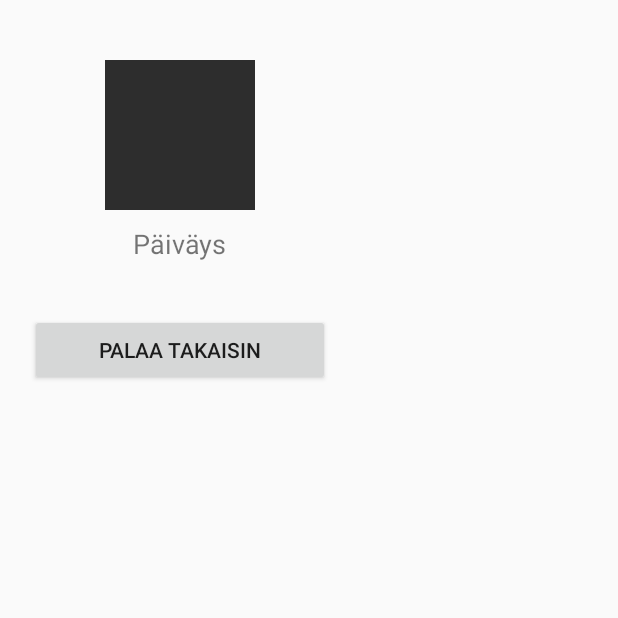
After one commit to Malitsu/projectparsta, an Android app: the CardItemContentsActivity screen opened directly, with no data from a screen before it, on a phone screen of 412 x 824 dp, the top half of it. The commit adds this screen. Run offline under Robolectric (Android 15) with nearby library versions, the phone set to English and light mode, and no system bars; 2 statements that could not run were skipped.

Commit message:
Add card view and card item for Achievements.

```diff
--- a/app/src/main/AndroidManifest.xml
+++ b/app/src/main/AndroidManifest.xml
@@ -19,6 +19,7 @@
         <activity android:name=".AchievementActivity"/>
         <activity android:name=".Game"/>
         <activity android:name=".AnswerResultActivity"/>
+        <activity android:name=".CardItemContentsActivity"/>
     </application>
 
 </manifest>
--- /dev/null
+++ b/app/src/main/java/fi/tuni/parsta/CardItemContentsActivity.java
@@ -0,0 +1,50 @@
+package fi.tuni.parsta;
+
+import android.content.Intent;
+import android.media.MediaPlayer;
+import android.media.MediaRecorder;
+import android.net.Uri;
+import android.os.Bundle;
+import android.util.Log;
+import android.view.View;
+import android.widget.Button;
+import android.widget.ImageView;
+import android.widget.TextView;
+import android.widget.Toast;
+
+import java.io.File;
+import java.io.IOException;
+
+import androidx.appcompat.app.AppCompatActivity;
+
+public class CardItemContentsActivity extends AppCompatActivity {
+
+    private TextView tvDesc;
+    private ImageView img;
+    String description;
+    private Intent intent;
+
+    @Override
+    protected void onCreate(Bundle savedInstanceState) {
+        super.onCreate(savedInstanceState);
+        setContentView(R.layout.activity_card_item_contents);
+        tvDesc = (TextView) findViewById(R.id.txtdesc);
+        img = (ImageView) findViewById(R.id.itemthumbnail);
+
+        intent = getIntent();
+        description = intent.getExtras().getString("fi.tuni.parsta.achievementDesc");
+
+        tvDesc.setText(description);
+    }
+
+    @Override
+    public void onStart() {
+        super.onStart();
+
+        String imgString = getIntent().getExtras().getString("fi.tuni.parsta.achievementIcon");
+        if(imgString != null){
+            int resID = this.getResources().getIdentifier(imgString , "drawable", this.getPackageName());
+            img.setImageResource(resID);
+        }
+    }
+}
--- /dev/null
+++ b/app/src/main/res/layout/activity_card_item_contents.xml
@@ -0,0 +1,58 @@
+<?xml version="1.0" encoding="utf-8"?>
+<LinearLayout xmlns:android="http://schemas.android.com/apk/res/android"
+    xmlns:app="http://schemas.android.com/apk/res-auto"
+    xmlns:tools="http://schemas.android.com/tools"
+    android:layout_width="match_parent"
+    android:layout_height="match_parent"
+    tools:context=".CardItemContentsActivity">
+
+    <androidx.core.widget.NestedScrollView
+        android:layout_width="wrap_content"
+        android:layout_height="wrap_content"
+        android:layout_margin="10dp"
+        android:padding="10dp">
+
+        <LinearLayout
+            android:layout_width="match_parent"
+            android:layout_height="match_parent"
+            android:gravity="center"
+            android:orientation="vertical">
+
+            <ImageView
+                android:layout_width="100dp"
+                android:layout_height="100dp"
+                android:layout_marginTop="20dp"
+                android:layout_marginLeft="50dp"
+                android:layout_marginRight="50dp"
+                android:background="#2d2d2d"
+                android:id="@+id/itemthumbnail"
+                android:scaleType="centerCrop"/>
+
+            <TextView
+                android:id="@+id/date"
+                android:textSize="18dp"
+                android:layout_marginTop="10dp"
+                android:layout_width="wrap_content"
+                android:layout_height="wrap_content"
+                android:text="Päiväys"/>
+
+            <TextView
+                android:id="@+id/txtdesc"
+                android:textSize="18dp"
+                android:layout_marginTop="10dp"
+                android:layout_width="wrap_content"
+                android:layout_height="wrap_content"
+                android:text="Kuvaus"/>
+
+            <Button
+                android:layout_width="match_parent"
+                android:layout_height="wrap_content"
+                android:id="@+id/delete"
+                android:text="Palaa takaisin" />
+
+        </LinearLayout>
+
+    </androidx.core.widget.NestedScrollView>
+
+
+</LinearLayout>
--- a/app/src/main/res/layout/card_view_item.xml
+++ b/app/src/main/res/layout/card_view_item.xml
@@ -21,7 +21,7 @@
         android:layout_height="match_parent">
 
         <ImageView
-            android:id="@+id/achievementLogo"
+            android:id="@+id/achievementIcon"
             android:gravity="center"
             android:layout_width="match_parent"
             android:layout_height="match_parent"/>
```
Also changed, not shown: app/src/main/java/fi/tuni/parsta/AchievementActivity.java (+18 -0 lines), app/src/main/java/fi/tuni/parsta/RecyclerView_Adapter.java (added, +84 -0 lines).
